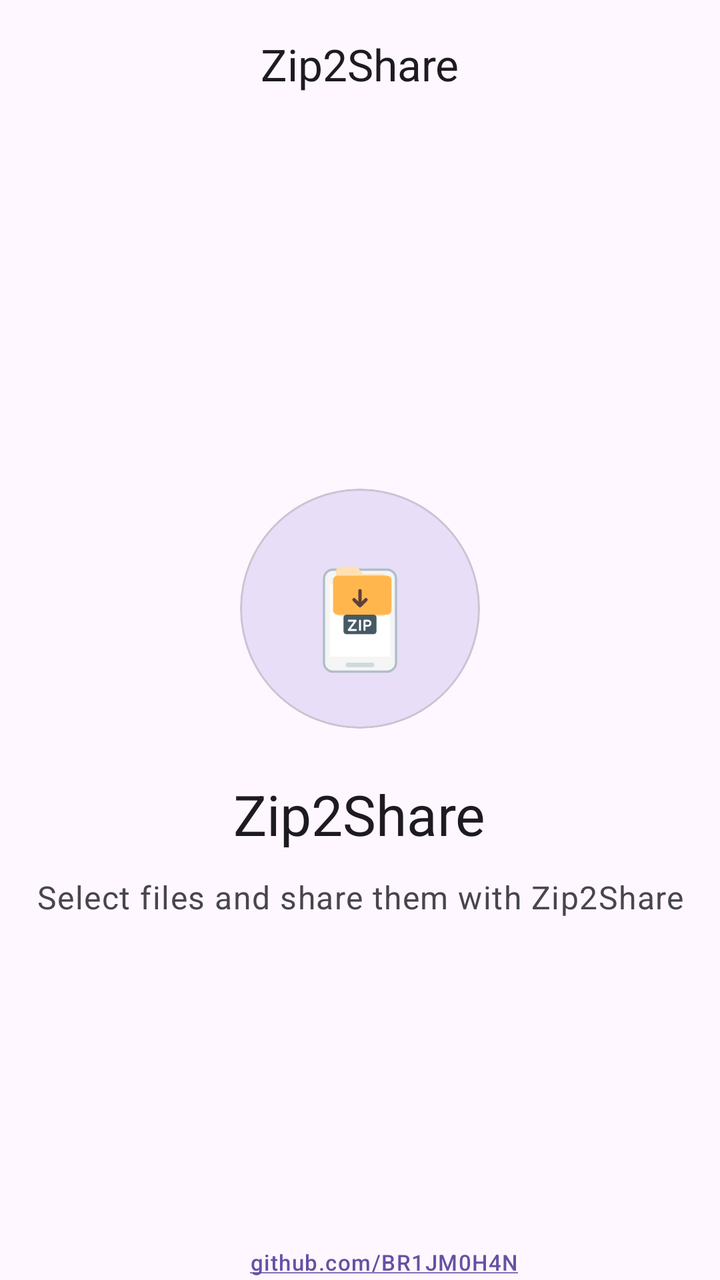
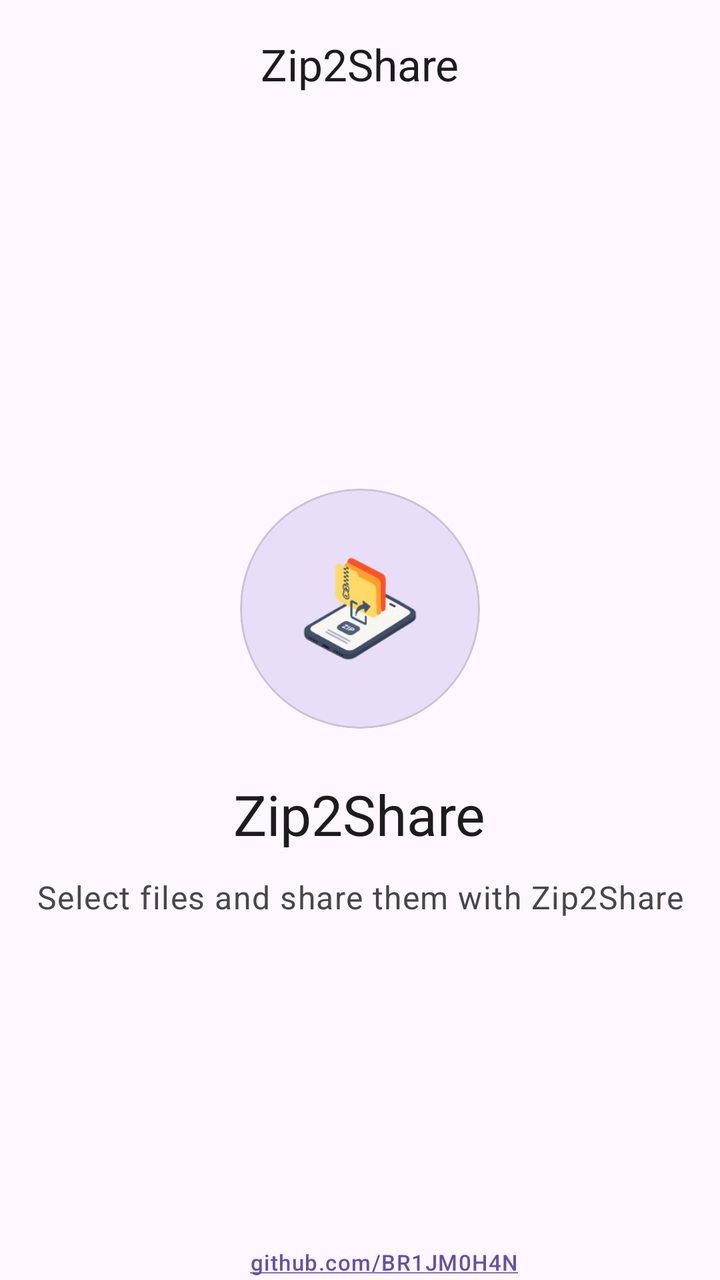

Before-and-after screenshots of an Android layout around one commit, followed by the original layout XML and the change that was made.
<!-- AndroidManifest.xml: application theme AppTheme -->
<!-- res/layout/activity_main.xml -->
<?xml version="1.0" encoding="utf-8"?>
<androidx.coordinatorlayout.widget.CoordinatorLayout
    xmlns:android="http://schemas.android.com/apk/res/android"
    xmlns:app="http://schemas.android.com/apk/res-auto"
    android:id="@+id/rootLayout"
    android:layout_width="match_parent"
    android:layout_height="match_parent"
    android:background="?attr/colorSurface">

    
    <com.google.android.material.appbar.AppBarLayout
        android:layout_width="match_parent"
        android:layout_height="wrap_content"
        app:liftOnScroll="false">

        <com.google.android.material.appbar.MaterialToolbar
            android:id="@+id/toolbar"
            android:layout_width="match_parent"
            android:layout_height="?attr/actionBarSize"
            app:title="@string/app_name"
            app:titleCentered="true" />

    </com.google.android.material.appbar.AppBarLayout>

    
    <LinearLayout
        android:id="@+id/contentArea"
        android:layout_width="match_parent"
        android:layout_height="match_parent"
        android:orientation="vertical"
        android:gravity="center"
        android:paddingTop="32dp"
        android:paddingBottom="32dp"
        app:layout_behavior="@string/appbar_scrolling_view_behavior">

        
        <com.google.android.material.card.MaterialCardView
            android:layout_width="120dp"
            android:layout_height="120dp"
            android:layout_gravity="center_horizontal"
            app:cardCornerRadius="60dp"
            app:cardElevation="0dp"
            app:cardBackgroundColor="?attr/colorSecondaryContainer">

            <ImageView
                android:layout_width="72dp"
                android:layout_height="72dp"
                android:layout_gravity="center"
                android:src="@drawable/ic_hero_zip"
                android:contentDescription="@string/app_name" />

        </com.google.android.material.card.MaterialCardView>

        
        <TextView
            android:layout_width="wrap_content"
            android:layout_height="wrap_content"
            android:layout_marginTop="24dp"
            android:text="@string/app_name"
            android:textAppearance="?attr/textAppearanceHeadlineMedium"
            android:textColor="?attr/colorOnSurface" />

        
        <TextView
            android:id="@+id/statusText"
            android:layout_width="wrap_content"
            android:layout_height="wrap_content"
            android:layout_marginTop="12dp"
            android:gravity="center"
            android:text="@string/status_idle"
            android:textAppearance="?attr/textAppearanceBodyLarge"
            android:textColor="?attr/colorOnSurfaceVariant" />

        
        <TextView
            android:id="@+id/fileCountText"
            android:layout_width="wrap_content"
            android:layout_height="wrap_content"
            android:layout_marginTop="6dp"
            android:visibility="gone"
            android:textAppearance="?attr/textAppearanceLabelMedium"
            android:textColor="?attr/colorPrimary" />

        
        <com.google.android.material.progressindicator.LinearProgressIndicator
            android:id="@+id/progressBar"
            android:layout_width="match_parent"
            android:layout_height="wrap_content"
            android:layout_marginTop="28dp"
            android:visibility="gone"
            app:trackCornerRadius="8dp"
            app:trackThickness="8dp"
            app:indicatorColor="?attr/colorPrimary"
            app:trackColor="?attr/colorSurfaceVariant" />

    </LinearLayout>

    
    <LinearLayout
        android:id="@+id/footerArea"
        android:layout_width="wrap_content"
        android:layout_height="wrap_content"
        android:layout_gravity="bottom|center_horizontal"
        android:orientation="horizontal"
        android:gravity="center_vertical">

        
        <ImageView
            android:layout_width="18dp"
            android:layout_height="18dp"
            android:src="@drawable/ic_github"
            android:contentDescription="GitHub"
            android:layout_marginEnd="6dp"
            app:tint="?attr/colorOnSurfaceVariant" />

        <TextView
            android:layout_width="wrap_content"
            android:layout_height="wrap_content"
            android:autoLink="web"
            android:text="@string/github_link"
            android:textAppearance="?attr/textAppearanceLabelSmall"
            android:textColor="?attr/colorPrimary" />

    </LinearLayout>

</androidx.coordinatorlayout.widget.CoordinatorLayout>
<!-- resources referenced by this layout -->
<resources>
  <!-- drawable ic_hero_zip: vector/xml drawable (drawable, 2505 chars, omitted) -->
  <string name="app_name">Zip2Share</string>
  <string name="github_link">github.com/BR1JM0H4N</string>
  <string name="status_idle">Select files and share them with Zip2Share</string>
  <style name="AppTheme" parent="Base.AppTheme" />
  <style name="Base.AppTheme" parent="Theme.Material3.DayNight.NoActionBar">
          <item name="android:windowLayoutInDisplayCutoutMode">shortEdges</item>
          <item name="android:statusBarColor">@android:color/transparent</item>
          <item name="android:navigationBarColor">@android:color/transparent</item>
      </style>
</resources>

<!-- the commit's change to res/layout/activity_main.xml (unified diff, before → after) -->
@@ -43,10 +43,10 @@
             app:cardBackgroundColor="?attr/colorSecondaryContainer">
 
             <ImageView
-                android:layout_width="72dp"
-                android:layout_height="72dp"
+                android:layout_width="120dp"
+                android:layout_height="120dp"
                 android:layout_gravity="center"
-                android:src="@drawable/ic_hero_zip"
+                android:src="@mipmap/ic_launcher_foreground"
                 android:contentDescription="@string/app_name" />
 
         </com.google.android.material.card.MaterialCardView>
<!-- resource entries referenced after the edit -->
@@ -1,6 +1,6 @@
 <!-- resources referenced by this layout -->
 <resources>
-  <!-- drawable ic_hero_zip: vector/xml drawable (drawable, 2505 chars, omitted) -->
+  <!-- mipmap ic_launcher_foreground: png bitmap (mipmap-hdpi, 9908 bytes) -->
   <string name="app_name">Zip2Share</string>
   <string name="github_link">github.com/BR1JM0H4N</string>
   <string name="status_idle">Select files and share them with Zip2Share</string>
